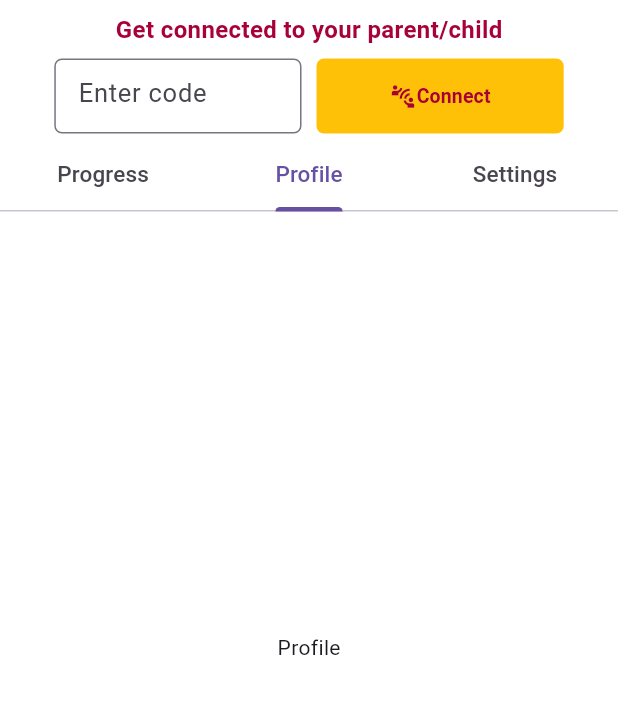
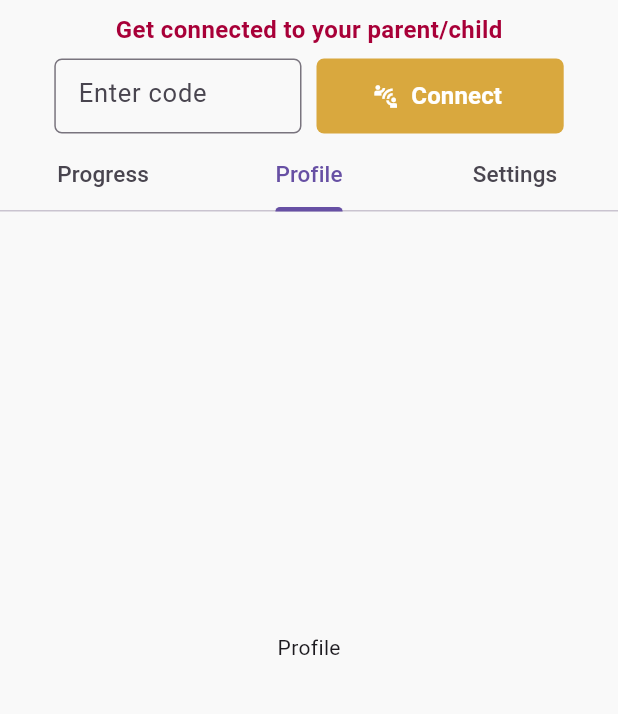
Before and after one commit to JohnNixon6972/EPIC-Think-Learn, a Flutter app: the MyProfile screen opened directly, tab 2 chosen, on a phone screen of 412 x 824 dp, the part 153-867 px from its top. Run offline on Flutter 3.47's test engine with Material 3 defaults, Android fonts, the phone set to English and light mode, and no system bars; our stand-ins replace animated_text_kit, cached_network_image, cloud_firestore, firebase_auth, firebase_core, flutter_animate and 3 more; missing offline and left inert: spring; accounts and stored records are empty; network calls fail.

Commit message:
modified color schemes

```diff
--- a/epic/lib/features/account/pages/my_profile.dart
+++ b/epic/lib/features/account/pages/my_profile.dart
@@ -1,3 +1,4 @@
+import 'package:epic/cores/app_constants.dart';
 import 'package:epic/cores/screens/error_page.dart';
 import 'package:epic/cores/screens/loader.dart';
 import 'package:epic/features/account/parts/tab_bar.dart';
@@ -16,7 +17,7 @@ class MyProfile extends ConsumerWidget {
         data: (currentUser) => DefaultTabController(
             length: 3,
             child: Scaffold(
-              backgroundColor: Colors.transparent,
+              backgroundColor: AppConstants.primaryBackgroundColor,
               body: SafeArea(
                   child: Padding(
                 padding: const EdgeInsets.only(top: 20.0),
--- a/epic/lib/features/account/parts/top_header.dart
+++ b/epic/lib/features/account/parts/top_header.dart
@@ -63,26 +63,21 @@ class TopHeader extends StatelessWidget {
                 width: MediaQuery.of(context).size.width * 0.4,
                 decoration: BoxDecoration(
                   borderRadius: BorderRadius.circular(5),
-                  color: AppConstants.secondaryColor,
+                  color: AppConstants.primaryButtonColor,
                 ),
                 child: TextButton.icon(
+                    icon: const Icon(
+                      Icons.connect_without_contact,
+                      color: AppConstants.primaryTextColor,
+                    ),
                     onPressed: () {},
-                    label: const Row(
-                      mainAxisAlignment: MainAxisAlignment.center,
-                      children: [
-                        Icon(
-                          Icons.connect_without_contact,
-                          color: AppConstants.primaryColor,
-                        ),
-                        Text(
-                          "Connect",
-                          style: TextStyle(
-                            fontSize: 13,
-                            fontWeight: FontWeight.w600,
-                            color: AppConstants.primaryColor,
-                          ),
-                        ),
-                      ],
+                    label: const Text(
+                      "Connect",
+                      style: TextStyle(
+                        fontSize: 16,
+                        fontWeight: FontWeight.bold,
+                        color: AppConstants.primaryTextColor,
+                      ),
                     )),
               ),
             ],
--- a/epic/lib/features/home/home_page.dart
+++ b/epic/lib/features/home/home_page.dart
@@ -23,7 +23,7 @@ class _HomePageState extends State<HomePage> {
   @override
   Widget build(BuildContext context) {
     return Scaffold(
-      backgroundColor: AppConstants.tertiaryColorLight,
+      backgroundColor: AppConstants.primaryButtonColor,
       appBar: AppBar(
         backgroundColor: AppConstants.primaryColor,
         elevation: 0,
```
Also changed, not shown: epic/lib/cores/navigation/bottom_navigation.dart (+16 -11 lines), epic/lib/features/discover/pages/discover.dart (+52 -27 lines), epic/lib/features/discover/widgets/strategy_card.dart (+6 -5 lines).
